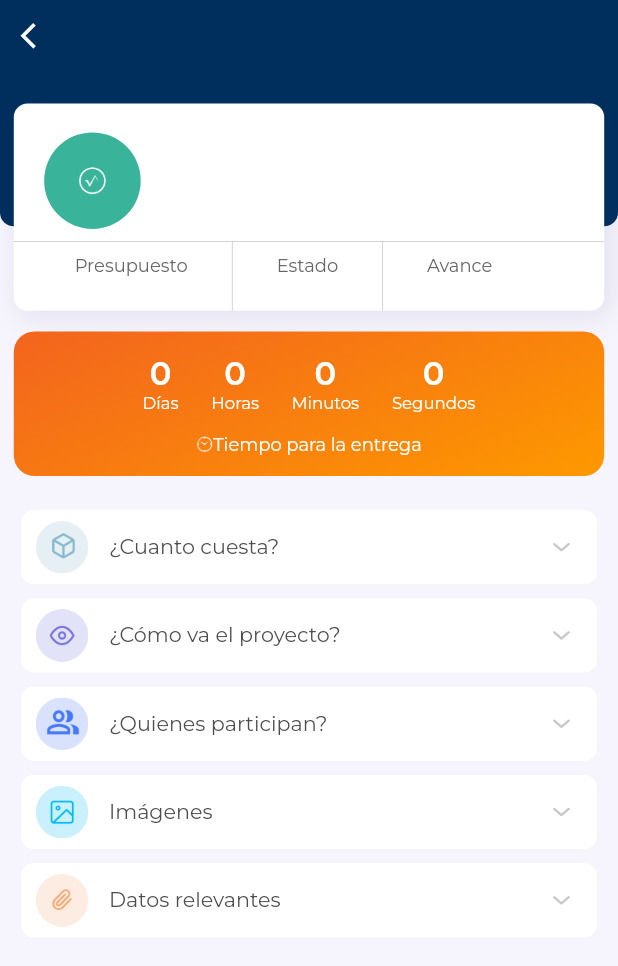
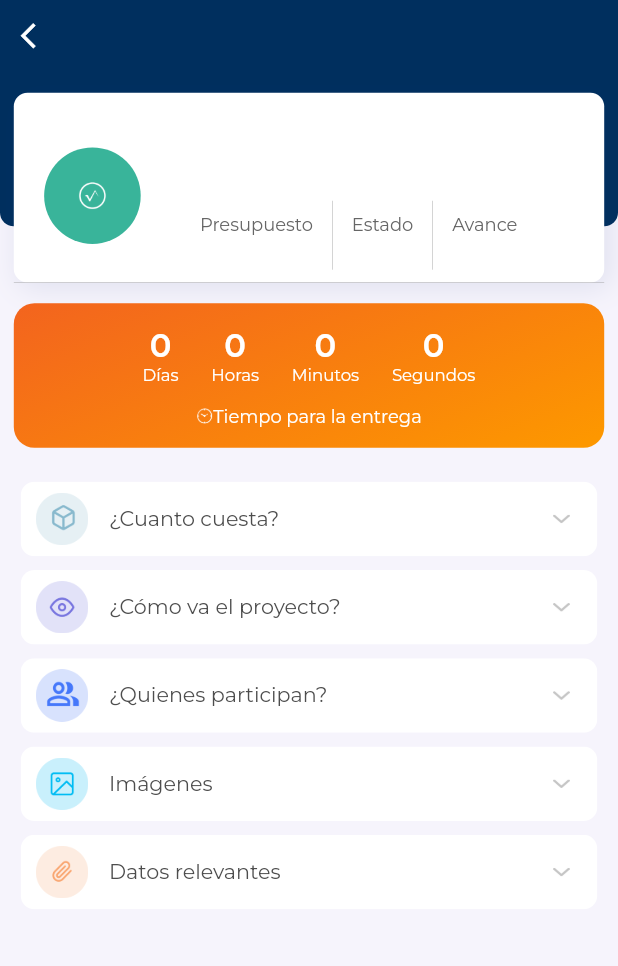
Before and after one commit to Rodmensoft/siente-consulta1, a Flutter app: the DetailsPage screen opened directly with empty values, on a phone screen of 412 x 824 dp. Shown: the top 966 px of the screen. Run offline on Flutter 3.47's test engine with Material 2 defaults, Android fonts, the phone set to English and light mode, and no system bars; drawn by our look-alikes of cached_network_image; our stand-ins replace dio, flutter_cache_manager, flutter_rating_bar, flutter_screenutil, flutter_svg, geolocator and 6 more; missing offline and left inert: custom_marker, fluster, marquee_widget; accounts and stored records are empty; network calls fail.

Commit message:
[FIX] Scroll en detalles de proyecto

```diff
--- a/lib/app/routes/app_pages.dart
+++ b/lib/app/routes/app_pages.dart
@@ -1,3 +1,4 @@
+import 'package:get/get.dart';
 import 'package:siente_app/app/bindings/imagedetail_binding.dart';
 import 'package:siente_app/app/routes/app_routes.dart';
 import 'package:siente_app/app/ui/pages/details_page/details_binding.dart';
@@ -11,25 +12,24 @@ import 'package:siente_app/app/ui/pages/login_page/login_page.dart';
 import 'package:siente_app/app/ui/pages/mapview_page/mapview_binding.dart';
 import 'package:siente_app/app/ui/pages/splash_page/splash_binding.dart';
 import 'package:siente_app/app/ui/pages/splash_page/splash_page.dart';
-import 'package:get/get.dart';
 
 class AppPages {
   static final List<GetPage<dynamic>> pages = <GetPage<dynamic>>[
     GetPage<dynamic>(
       name: AppRoutes.splash,
-      page: () => SplashPage(),
+      page: () => const SplashPage(),
       binding: SplashBinding(),
     ),
     GetPage<dynamic>(
       name: AppRoutes.login,
-      page: () => LoginPage(),
+      page: () => const LoginPage(),
       binding: LoginBinding(),
       transition: Transition.topLevel,
       transitionDuration: const Duration(milliseconds: 1500),
     ),
     GetPage<dynamic>(
       name: AppRoutes.home,
-      page: () => HomePage(),
+      page: () => const HomePage(),
       bindings: <Bindings>[
         HomeBinding(),
         MapViewBinding(),
@@ -40,14 +40,14 @@ class AppPages {
     ),
     GetPage<dynamic>(
       name: AppRoutes.details,
-      page: () => DetailsPage(),
+      page: () => const DetailsPage(),
       binding: DetailsBinding(),
       transition: Transition.topLevel,
       transitionDuration: const Duration(milliseconds: 600),
     ),
     GetPage<dynamic>(
       name: AppRoutes.imageDetails,
-      page: () => ImageDetailPage(),
+      page: () => const ImageDetailPage(),
       binding: ImageDetailBinding(),
       transition: Transition.topLevel,
       transitionDuration: const Duration(milliseconds: 600),
--- a/lib/app/ui/pages/details_page/details_controller.dart
+++ b/lib/app/ui/pages/details_page/details_controller.dart
@@ -1,9 +1,9 @@
 import 'dart:async';
 
+import 'package:get/get.dart';
 import 'package:siente_app/app/data/models/datos_proyecto.dart';
 import 'package:siente_app/app/data/models/design/drowpdown_card.dart';
 import 'package:siente_app/app/ui/utils/time_left.dart';
-import 'package:get/get.dart';
 
 class DetailsController extends GetxController {
   DatosProyecto? detallesProyecto = Get.arguments as DatosProyecto?;
@@ -15,14 +15,12 @@ class DetailsController extends GetxController {
 
   @override
   void onInit() {
-    // TODO: implement onInit
     super.onInit();
     _startTimer();
   }
 
   @override
   void onClose() {
-    // TODO: implement onClose
     super.onClose();
     closeAllDropDowns();
     _timer.cancel();
--- a/lib/app/ui/pages/details_page/details_page.dart
+++ b/lib/app/ui/pages/details_page/details_page.dart
@@ -1,5 +1,4 @@
 import 'package:flutter/material.dart';
-import 'package:flutter/services.dart';
 import 'package:flutter_screenutil/flutter_screenutil.dart';
 import 'package:get/get.dart';
 import 'package:google_fonts/google_fonts.dart';
@@ -17,10 +16,6 @@ class DetailsPage extends GetView<DetailsController> {
   @override
   Widget build(BuildContext context) {
     return Scaffold(
-      appBar: AppBar(
-        toolbarHeight: 0.sp,
-        systemOverlayStyle: SystemUiOverlayStyle.light,
-      ),
       body: Container(
         color: ColorTheme.bgScaffold,
         height: double.infinity,
@@ -40,9 +35,20 @@ class DetailsPage extends GetView<DetailsController> {
                         bottomRight: Radius.circular(10.r),
                       ),
                     ),
-                    padding: EdgeInsets.only(bottom: 17.sp),
                     width: double.infinity,
-                    child: Row(
+                  ),
+                  SafeArea(
+                    child: SizedBox(
+                      height: double.infinity,
+                      child: Column(
+                        children: <Widget>[
+                          // SizedBox(height: 75.sp),
+                          Expanded(
+                            child: SingleChildScrollView(
+                              physics: const BouncingScrollPhysics(),
+                              child: Column(
+                                children: <Widget>[
+                                  Row(
                                     children: <Widget>[
                                       IconButton(
                                           onPressed: () => Get.back(),
@@ -53,19 +59,20 @@ class DetailsPage extends GetView<DetailsController> {
                                           ))
                                     ],
                                   ),
-                  ),
-                  SizedBox(
-                    height: double.infinity,
-                    child: Column(
-                      children: <Widget>[
-                        SizedBox(height: 75.sp),
+                                  SizedBox(height: 15.sp),
                                   ProjectInfoCard(
-                          image: controller.detallesProyecto!.urlImageProyecto,
-                          title: controller.detallesProyecto!.nombreproyecto,
-                          text: controller.detallesProyecto!.objetoproyecto,
-                          budget: controller.detallesProyecto!.valorproyecto,
-                          status: controller.detallesProyecto!.estadoproyecto,
-                          progress: controller.detallesProyecto!.avanceproyecto,
+                                    image: controller
+                                        .detallesProyecto!.urlImageProyecto,
+                                    title: controller
+                                        .detallesProyecto!.nombreproyecto,
+                                    text: controller
+                                        .detallesProyecto!.objetoproyecto,
+                                    budget: controller
+                                        .detallesProyecto!.valorproyecto,
+                                    status: controller
+                                        .detallesProyecto!.estadoproyecto,
+                                    progress: controller
+                                        .detallesProyecto!.avanceproyecto,
                                   ),
                                   SizedBox(height: 15.sp),
                                   GetBuilder<DetailsController>(
@@ -78,17 +85,13 @@ class DetailsPage extends GetView<DetailsController> {
                                           seconds: '${_.seconds}');
                                     },
                                   ),
-                        Expanded(
-                          child: SingleChildScrollView(
-                            physics: const BouncingScrollPhysics(),
-                            child: Column(
-                              children: const <Widget>[
-                                MoreDetailedInfoList(),
+                                  const MoreDetailedInfoList(),
                                 ],
                               ),
                             ),
                           ),
                         ],
+                      ),
                     ),
                   ),
                 ],
--- a/lib/app/ui/pages/details_page/local_widgets/proyect_card_info.dart
+++ b/lib/app/ui/pages/details_page/local_widgets/proyect_card_info.dart
@@ -127,23 +127,6 @@ class ProjectInfoCard extends StatelessWidget {
                           ],
                         ),
                       ),
-                    ],
-                  ),
-                ),
-              ),
-            ],
-          ),
-          Container(color: Colors.transparent, height: 9.sp),
-          Row(
-            children: <Widget>[
-              Expanded(
-                child: Container(
-                  height: 0.3.sp,
-                  color: ColorTheme.detailsLine,
-                ),
-              ),
-            ],
-          ),
                       SizedBox(
                         height: 50.sp,
                         child: Row(
@@ -175,6 +158,23 @@ class ProjectInfoCard extends StatelessWidget {
                             SizedBox(width: 49.sp),
                           ],
                         ),
+                      ),
+                    ],
+                  ),
+                ),
+              ),
+            ],
+          ),
+          Container(color: Colors.transparent, height: 9.sp),
+          Row(
+            children: <Widget>[
+              Expanded(
+                child: Container(
+                  height: 0.3.sp,
+                  color: ColorTheme.detailsLine,
+                ),
+              ),
+            ],
           ),
         ],
       ),
--- a/lib/app/ui/pages/home_page/home_controller.dart
+++ b/lib/app/ui/pages/home_page/home_controller.dart
@@ -118,7 +118,9 @@ class HomeController extends GetxController {
     update(<Object>['pageview_controller', 'page_view', 'categories']);
     try {
       getMarkers();
-    } catch (e) {}
+    } catch (e) {
+      debugPrint(e.toString());
+    }
   }
 
   Future<void> onChangeCategory(int index) async {
--- a/lib/app/ui/pages/imagedetail_page/imagedetail_page.dart
+++ b/lib/app/ui/pages/imagedetail_page/imagedetail_page.dart
@@ -4,6 +4,8 @@ import 'package:photo_view/photo_view.dart';
 import 'package:siente_app/app/controllers/imagedetail_controller.dart';
 
 class ImageDetailPage extends GetView<ImageDetailController> {
+  const ImageDetailPage({super.key});
+
   @override
   Widget build(BuildContext context) {
     return PhotoView(
--- a/lib/app/ui/pages/login_page/login_page.dart
+++ b/lib/app/ui/pages/login_page/login_page.dart
@@ -7,8 +7,8 @@ import 'package:siente_app/app/ui/global_widgets/customed_textfield.dart';
 import 'package:siente_app/app/ui/global_widgets/logo.dart';
 import 'package:siente_app/app/ui/pages/login_page/local_widgets/failed_message.dart';
 import 'package:siente_app/app/ui/pages/login_page/login_controller.dart';
-import 'package:siente_app/app/ui/theme/color_theme.dart';
 
+import '../../theme/color_theme.dart';
 import '../splash_page/splash_page.dart';
 
 class LoginPage extends StatelessWidget {
@@ -22,7 +22,7 @@ class LoginPage extends StatelessWidget {
         height: double.infinity,
         padding: EdgeInsets.symmetric(horizontal: 32.sp),
         decoration: BoxDecoration(
-          gradient: ColorTheme.backgroundGradient,
+          gradient: ColorTheme.splashGradient,
         ),
         child: SingleChildScrollView(
           physics: const BouncingScrollPhysics(),
--- a/lib/app/ui/pages/mapview_page/mapview_controller.dart
+++ b/lib/app/ui/pages/mapview_page/mapview_controller.dart
@@ -1,8 +1,8 @@
 import 'dart:async';
 
-import 'package:siente_app/app/ui/pages/home_page/home_controller.dart';
 import 'package:get/get.dart';
 import 'package:google_maps_flutter/google_maps_flutter.dart';
+import 'package:siente_app/app/ui/pages/home_page/home_controller.dart';
 
 class MapViewController extends GetxController {
   late CameraPosition initGMapPosition;
@@ -11,7 +11,6 @@ class MapViewController extends GetxController {
   final HomeController _homeCtrl = Get.find<HomeController>();
   @override
   void onInit() {
-    // TODO: implement onInit
     super.onInit();
     initGMapPosition = const CameraPosition(
       target: LatLng(0.0, 0.0),
@@ -20,7 +19,6 @@ class MapViewController extends GetxController {
 
   @override
   void onClose() {
-    // TODO: implement onInit
     super.onClose();
     // ignore: always_specify_types
     HomeController.gmapController = Completer();
@@ -41,9 +39,9 @@ class MapViewController extends GetxController {
 
   Future<void> goToCurrentPosition() async {
     // ignore: alw ays_specify_types
-    final GoogleMapController _controller =
+    final GoogleMapController controller =
         await HomeController.gmapController.future;
-    await _controller.animateCamera(
+    await controller.animateCamera(
       CameraUpdate.newLatLngBounds(_homeCtrl.bounds, 80),
     );
   }
--- a/lib/app/ui/theme/color_theme.dart
+++ b/lib/app/ui/theme/color_theme.dart
@@ -1,6 +1,5 @@
 import 'package:flutter/cupertino.dart';
 import 'package:flutter/material.dart';
-import 'package:gradient_like_css/gradient_like_css.dart';
 
 class ColorTheme {
   static const Color primary = Color(0xff575A9D);
@@ -50,21 +49,17 @@ class ColorTheme {
   static const Color newButton5 = Color(0xff159687);
   static const Color newButton6 = Color(0xffE49804);
 
-  static LinearGradient splashGradient =
-      linearGradient(168.03, ['#575A9D -0.6%', '#002F5E 100%']);
+  static LinearGradient splashGradient = const LinearGradient(
+    begin: Alignment.topLeft,
+    end: Alignment.bottomRight,
+    stops: [0.004, 1],
+    colors: [
+      Color(0xFF002F5E),
+      Color(0xFF575A9D),
+    ],
+    transform: GradientRotation(168.03 * (3.141592 / 180)),
+  );
 
-  //  LinearGradient(
-  //   stops: <double>[0.0, 0.4234],
-  //   transform: GradientRotation(2.9515263),
-  //   begin: Alignment(103.5, 448),
-  //   end: Alignment(310.5, 448),
-  //   tileMode: TileMode.mirror,
-  //   colors: <Color>[
-  //     Color(0xff9A88FF),
-  //     ColorTheme.primaryTint,
-  //   ],
-  // );
-  static LinearGradient backgroundGradient = splashGradient;
   static const LinearGradient congratsGradient = LinearGradient(
     stops: <double>[-0.6, 1.0],
     begin: Alignment.topLeft,
--- a/lib/app/ui/utils/api_base_url.dart
+++ b/lib/app/ui/utils/api_base_url.dart
@@ -1,4 +1,7 @@
 class ApiBaseURL {
   static String baseUrl = 'http://13.59.62.87:7073/siente3-ws-consulta';
+
+  // 'https://sienteapp.gestiondelriesgo.gov.co/siente3-ws';
+  // http://13.59.62.87:7073/siente3-ws-consulta'
   static String imagesUrl = '';
 }
--- a/lib/app/ui/utils/map_helper.dart
+++ b/lib/app/ui/utils/map_helper.dart
@@ -3,11 +3,11 @@ import 'dart:io';
 import 'dart:typed_data';
 import 'dart:ui';
 
-import 'package:siente_app/app/ui/utils/map_marker.dart';
 import 'package:fluster/fluster.dart';
 import 'package:flutter/material.dart';
 import 'package:flutter_cache_manager/flutter_cache_manager.dart';
 import 'package:google_maps_flutter/google_maps_flutter.dart';
+import 'package:siente_app/app/ui/utils/map_marker.dart';
 
 class MapHelper {
   static Future<BitmapDescriptor> getMarkerImageFromUrl(String url,
--- a/lib/app/ui/utils/time_left.dart
+++ b/lib/app/ui/utils/time_left.dart
@@ -3,10 +3,10 @@ class TimeLeft {
     required DateTime now,
     required DateTime limit,
   }) {
-    final int _daysUntil = dateBetween(now, limit).inDays;
-    if (_daysUntil < 0) return 0;
+    final int daysUntil = dateBetween(now, limit).inDays;
+    if (daysUntil < 0) return 0;
 
-    return _daysUntil;
+    return daysUntil;
   }
 
   int hoursLeft({
@@ -14,9 +14,9 @@ class TimeLeft {
     required DateTime limit,
     required int daysLeft,
   }) {
-    final int _hoursLeft = dateBetween(now, limit).inHours - (daysLeft * 24);
-    if (_hoursLeft < 0) return 0;
-    return _hoursLeft;
+    final int hoursLeft = dateBetween(now, limit).inHours - (daysLeft * 24);
+    if (hoursLeft < 0) return 0;
+    return hoursLeft;
   }
 
   int minutesLeft({
@@ -25,11 +25,11 @@ class TimeLeft {
     required int daysLeft,
     required int hourLeft,
   }) {
-    final int _minutesLeft = dateBetween(now, limit).inMinutes -
+    final int minutesLeft = dateBetween(now, limit).inMinutes -
         (daysLeft * 1440 /*24*60*/) -
         (hourLeft * 60);
-    if (_minutesLeft < 0) return 0;
-    return _minutesLeft;
+    if (minutesLeft < 0) return 0;
+    return minutesLeft;
   }
 
   int secondsLeft({
@@ -39,12 +39,12 @@ class TimeLeft {
     required int hourLeft,
     required int minuteLeft,
   }) {
-    final int _secondsLeft = dateBetween(now, limit).inSeconds -
+    final int secondsLeft = dateBetween(now, limit).inSeconds -
         (daysLeft * 86400 /*24*60*60*/) -
         (hourLeft * 3600) -
         (minuteLeft * 60);
-    if (_secondsLeft < 0) return 0;
-    return _secondsLeft;
+    if (secondsLeft < 0) return 0;
+    return secondsLeft;
   }
 
   Duration dateBetween(DateTime now, DateTime limit) {
```
Also changed, not shown: pubspec.yaml (+11 -10 lines), pubspec.lock, 4 other files. Lines whose indentation alone changed are shown as unchanged.
